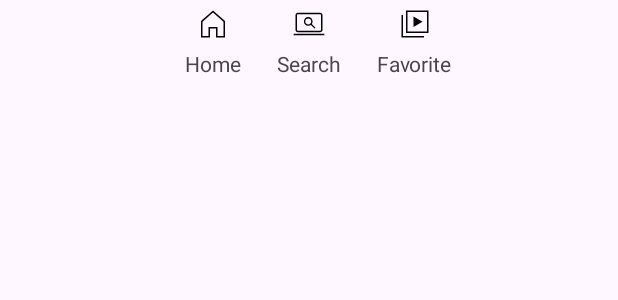
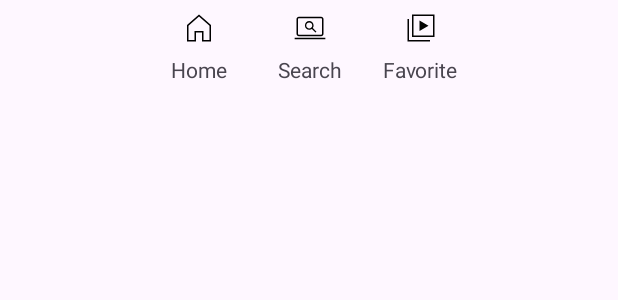
Before and after one commit to NBC-VIDEO/YouTube-API, an Android app: the layout activity_main_navigation.xml on its own in the app's theme, with its tools: preview values and no code run, on a phone screen of 412 x 824 dp. Shown: the top 300 px of the screen. Run offline under Robolectric (Android 15) with nearby library versions, the phone set to English and light mode, and no system bars.

Commit message:
feat : add navigation

```diff
--- a/app/src/main/res/layout/activity_main_navigation.xml
+++ b/app/src/main/res/layout/activity_main_navigation.xml
@@ -5,25 +5,13 @@
     android:layout_height="wrap_content"
     android:minHeight="56dp">
 
-    <ImageView
-        android:id="@+id/iv_main_nav_home"
-        android:layout_width="wrap_content"
-        android:layout_height="wrap_content"
-        android:src="@drawable/ic_main_navigation_home"
-        app:layout_constraintBottom_toTopOf="@+id/tv_main_nav_home"
-        app:layout_constraintEnd_toEndOf="@+id/tv_main_nav_home"
-        app:layout_constraintStart_toStartOf="@+id/tv_main_nav_home"
-        app:layout_constraintTop_toTopOf="parent" />
-
-    <TextView
-        android:id="@+id/tv_main_nav_home"
-        android:layout_width="wrap_content"
-        android:layout_height="wrap_content"
-        android:layout_marginEnd="24dp"
-        android:text="Home"
-        app:layout_constraintBottom_toBottomOf="parent"
-        app:layout_constraintEnd_toStartOf="@+id/tv_main_nav_search"
-        app:layout_constraintTop_toBottomOf="@+id/iv_main_nav_home" />
+    <androidx.constraintlayout.widget.ConstraintLayout
+        android:id="@+id/main_nav_search"
+        android:layout_width="74dp"
+        android:layout_height="56dp"
+        app:layout_constraintStart_toStartOf="parent"
+        app:layout_constraintEnd_toEndOf="parent"
+        app:layout_constraintTop_toTopOf="parent" >
 
         <ImageView
             android:id="@+id/iv_main_nav_search"
@@ -40,10 +28,49 @@
             android:layout_width="wrap_content"
             android:layout_height="wrap_content"
             android:text="Search"
-        app:layout_constraintBottom_toBottomOf="parent"
+            app:layout_constraintStart_toStartOf="parent"
             app:layout_constraintEnd_toEndOf="parent"
+            app:layout_constraintBottom_toBottomOf="parent" />
+
+    </androidx.constraintlayout.widget.ConstraintLayout>
+
+    <androidx.constraintlayout.widget.ConstraintLayout
+        android:id="@+id/main_nav_home"
+        android:layout_width="74dp"
+        android:layout_height="56dp"
+        app:layout_constraintEnd_toStartOf="@id/main_nav_search"
+        app:layout_constraintTop_toTopOf="@id/main_nav_search"
+        app:layout_constraintBottom_toBottomOf="@id/main_nav_search" >
+
+        <ImageView
+            android:id="@+id/iv_main_nav_home"
+            android:layout_width="wrap_content"
+            android:layout_height="wrap_content"
+            android:src="@drawable/ic_main_navigation_home"
+            app:layout_constraintBottom_toTopOf="@+id/tv_main_nav_home"
+            app:layout_constraintEnd_toEndOf="@+id/tv_main_nav_home"
+            app:layout_constraintStart_toStartOf="@+id/tv_main_nav_home"
+            app:layout_constraintTop_toTopOf="parent" />
+
+        <TextView
+            android:id="@+id/tv_main_nav_home"
+            android:layout_width="wrap_content"
+            android:layout_height="wrap_content"
+            android:text="Home"
             app:layout_constraintStart_toStartOf="parent"
-        app:layout_constraintTop_toBottomOf="@+id/iv_main_nav_search" />
+            app:layout_constraintEnd_toEndOf="parent"
+            app:layout_constraintBottom_toBottomOf="parent" />
+
+
+    </androidx.constraintlayout.widget.ConstraintLayout>
+
+    <androidx.constraintlayout.widget.ConstraintLayout
+        android:id="@+id/main_nav_favorite"
+        android:layout_width="74dp"
+        android:layout_height="56dp"
+        app:layout_constraintStart_toEndOf="@id/main_nav_search"
+        app:layout_constraintTop_toTopOf="@id/main_nav_search"
+        app:layout_constraintBottom_toBottomOf="@id/main_nav_search">
 
         <ImageView
             android:id="@+id/iv_main_nav_favorite"
@@ -59,10 +86,10 @@
             android:id="@+id/tv_main_nav_favorite"
             android:layout_width="wrap_content"
             android:layout_height="wrap_content"
-        android:layout_marginStart="24dp"
             android:text="Favorite"
-        app:layout_constraintBottom_toBottomOf="parent"
-        app:layout_constraintStart_toEndOf="@+id/tv_main_nav_search"
-        app:layout_constraintTop_toBottomOf="@+id/iv_main_nav_favorite" />
+            app:layout_constraintStart_toStartOf="parent"
+            app:layout_constraintEnd_toEndOf="parent"
+            app:layout_constraintBottom_toBottomOf="parent"/>
 
     </androidx.constraintlayout.widget.ConstraintLayout>
+</androidx.constraintlayout.widget.ConstraintLayout>
```
Also changed, not shown: app/build.gradle.kts (+6 -2 lines), app/src/main/java/com/nbc/video/MainActivity.kt (+46 -6 lines), app/src/main/java/com/nbc/video/presenters/detail/VideoDetailFragment.kt (+6 -21 lines), app/src/main/res/layout/activity_main.xml (+24 -0 lines), app/src/main/res/navigation/nav_graph.xml (added, +67 -0 lines). Lines whose indentation alone changed are shown as unchanged.
